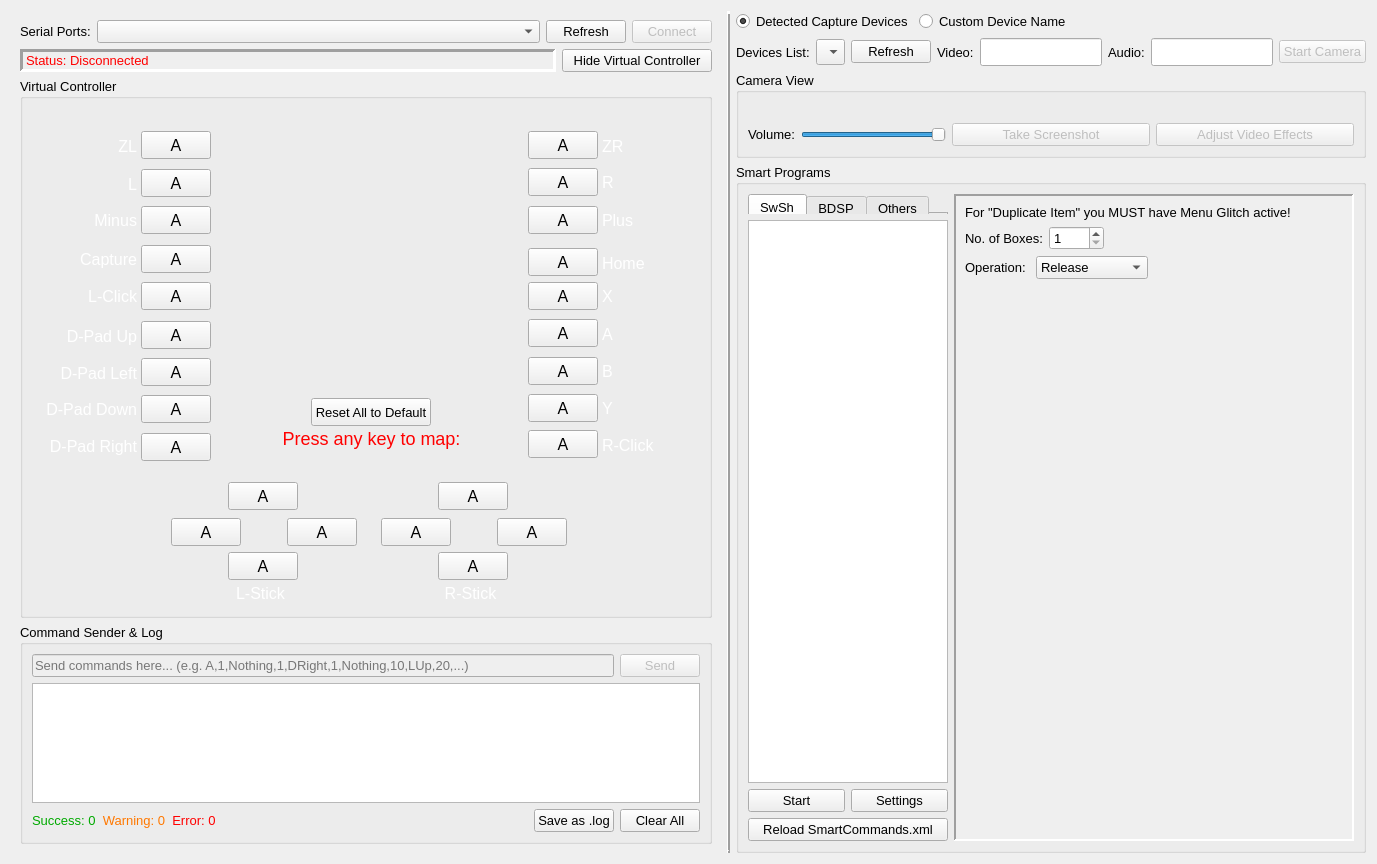
Above: remotecontrollerwindow.ui from brianuuu/AutoControllerHelper before the change. Below: the same form after it.
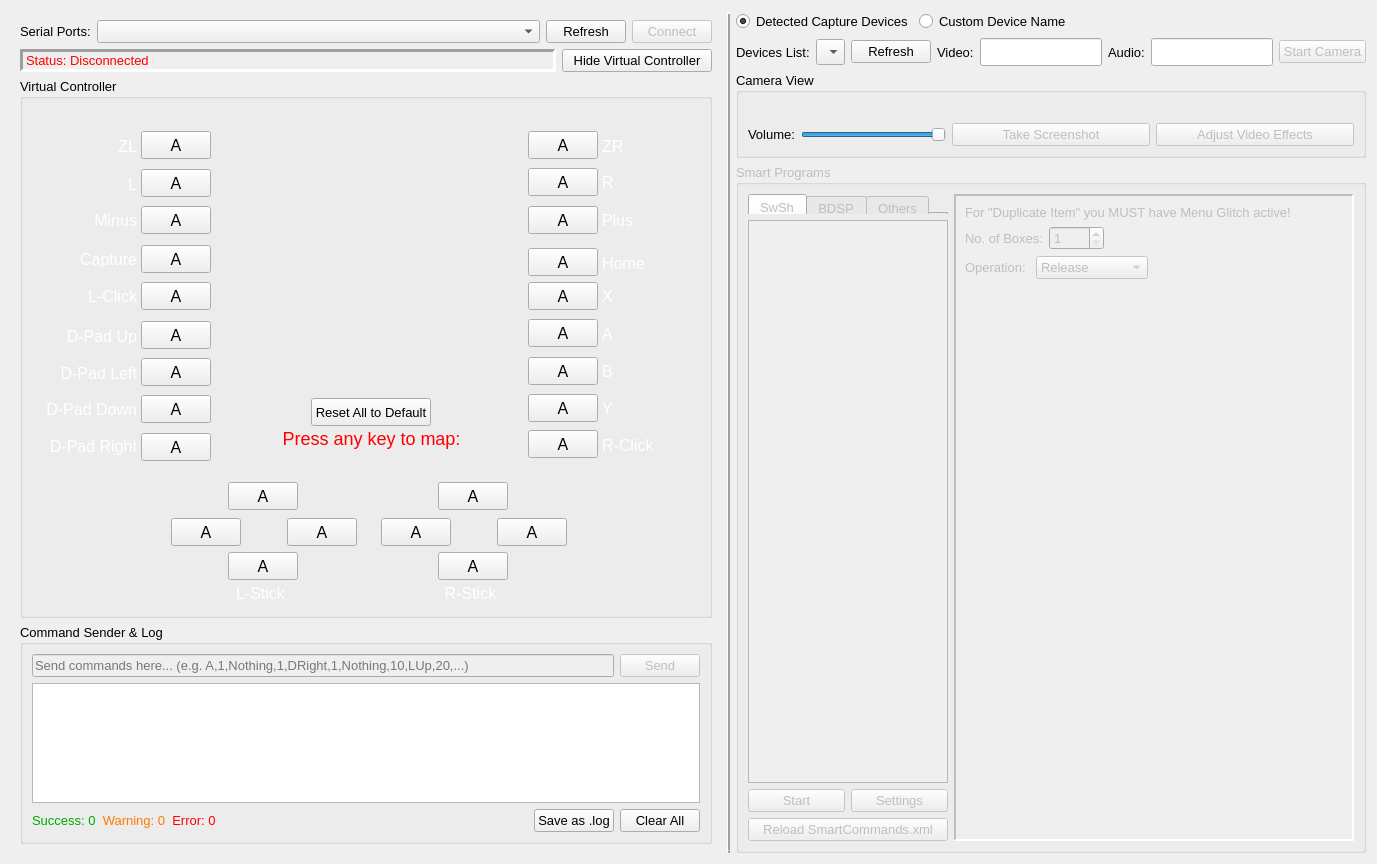
That is the form after the change. The open tabs and pages were chosen to show the change. Icons and pictures are not drawn. Custom widgets are drawn as their Qt base class.

Diff of the .ui file:
```diff
--- a/remotecontrollerwindow.ui
+++ b/remotecontrollerwindow.ui
@@ -1575,7 +1575,7 @@
      <item>
       <widget class="QGroupBox" name="GB_SmartProgram">
        <property name="enabled">
-        <bool>true</bool>
+        <bool>false</bool>
        </property>
        <property name="sizePolicy">
         <sizepolicy hsizetype="Expanding" vsizetype="Expanding">
```
Left out of the diff: 2 changed lines with no effect on the pictures.
